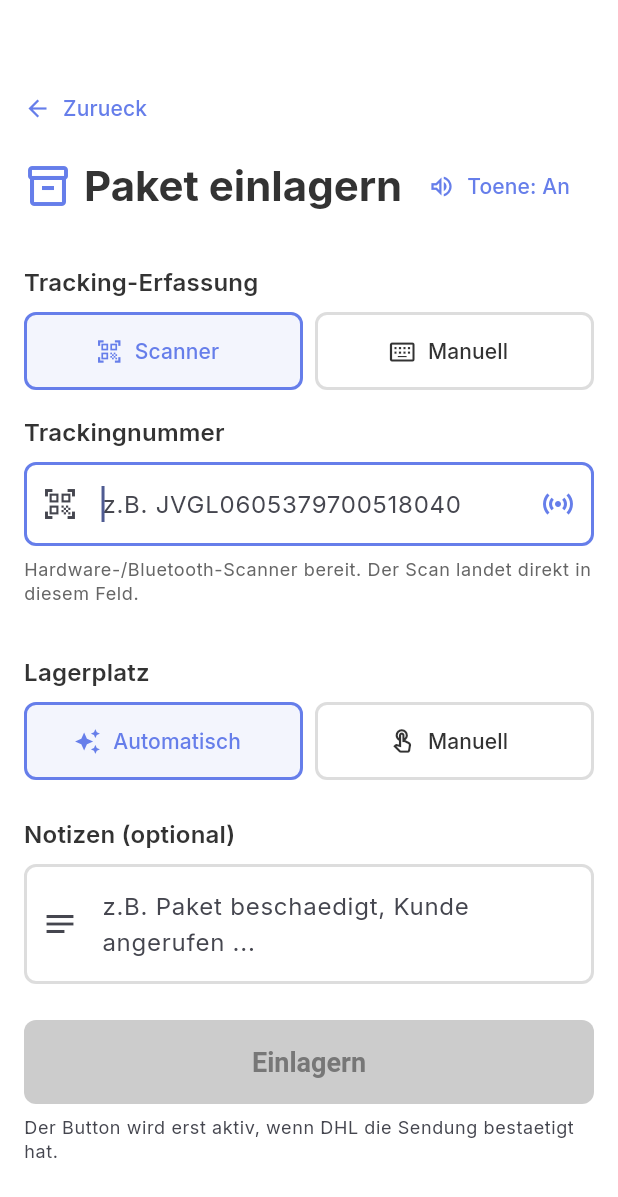
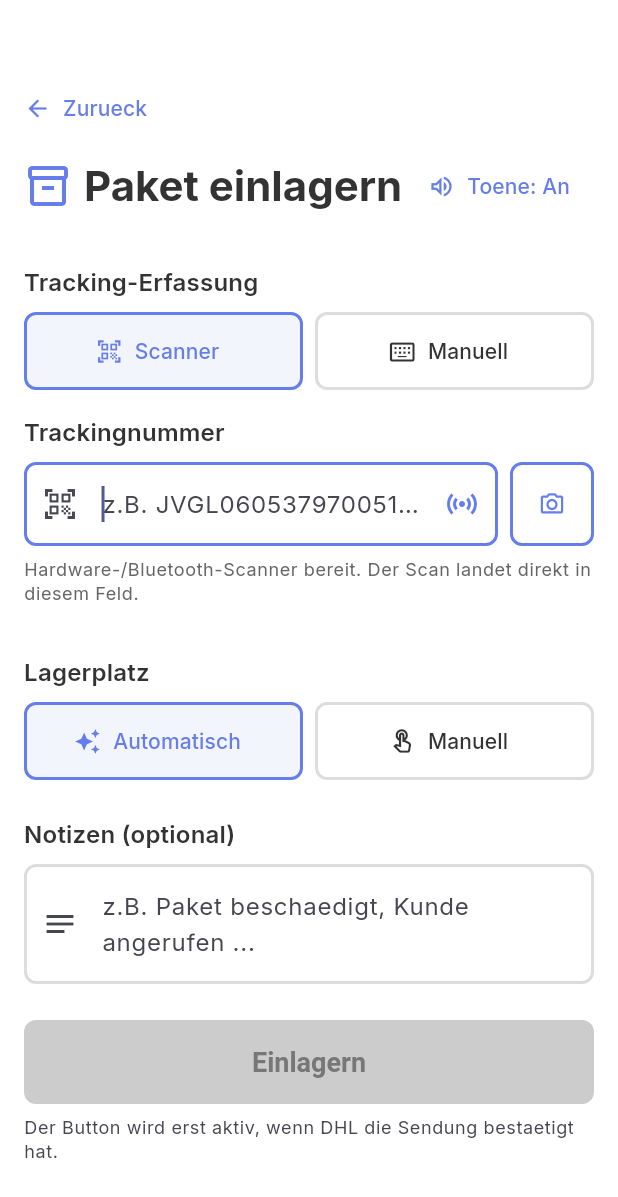
Before and after one commit to Abiess/storeBackend, a Flutter app: the DhlStoreParcelScreen screen opened directly with empty values, on a phone screen of 412 x 824 dp. Shown: the top 1197 px of the screen. Run offline on Flutter 3.47's test engine with Material 3 defaults, Android fonts, the phone set to English and light mode, and no system bars; our stand-ins replace flutter_secure_storage, image_picker; missing offline and left inert: mobile_scanner; accounts and stored records are empty.

Commit message:
Add camera scan to DHL storage

```diff
--- a/mobile-flutter-poc/lib/features/dhl/dhl_store_parcel_screen.dart
+++ b/mobile-flutter-poc/lib/features/dhl/dhl_store_parcel_screen.dart
@@ -11,6 +11,7 @@ import '../../services/dhl_scan_feedback_service.dart';
 import '../../services/dhl_service.dart';
 import '../../services/token_storage.dart';
 import '../../theme/markt_theme.dart';
+import '../../widgets/markt_barcode_camera_scanner.dart';
 
 /// Fachlicher Validierungszustand des Tracking-Codes gegen die DHL Tracking
 /// API - 1:1 dieselbe Zustandsmaschine wie im bestehenden Angular-Flow
@@ -52,6 +53,7 @@ class DhlStoreParcelScreen extends StatefulWidget {
     required this.storeId,
     this.dhlService,
     this.scanFeedback,
+    this.cameraScanner,
   });
 
   final int storeId;
@@ -60,6 +62,7 @@ class DhlStoreParcelScreen extends StatefulWidget {
   /// (analog zum bestehenden Injection-Muster in `DhlHomeScreen`).
   final DhlService? dhlService;
   final DhlScanFeedback? scanFeedback;
+  final BarcodeCameraScanLauncher? cameraScanner;
 
   @override
   State<DhlStoreParcelScreen> createState() => _DhlStoreParcelScreenState();
@@ -149,6 +152,22 @@ class _DhlStoreParcelScreenState extends State<DhlStoreParcelScreen> {
         SystemChannels.textInput.invokeMethod<void>('TextInput.hide');
       }
     });
+  }
+
+  Future<void> _scanWithCamera() async {
+    if (_submitting) return;
+    final launcher = widget.cameraScanner ?? showMarktBarcodeCameraScanner;
+    final scanned = await launcher(context);
+    if (!mounted) return;
+
+    final code = scanned?.trim();
+    if (code == null || code.isEmpty) return;
+
+    _trackingController.value = TextEditingValue(
+      text: code,
+      selection: TextSelection.collapsed(offset: code.length),
+    );
+    _onTrackingChanged(code);
   }
 
   Future<void> _setSlotMode(String mode) async {
@@ -454,7 +473,11 @@ class _DhlStoreParcelScreenState extends State<DhlStoreParcelScreen> {
           ),
         ),
         const SizedBox(height: MarktSpacing.sm),
-        TextField(
+        Row(
+          crossAxisAlignment: CrossAxisAlignment.start,
+          children: [
+            Expanded(
+              child: TextField(
                         key: const ValueKey('dhlStoreParcel.trackingField'),
                         controller: _trackingController,
                         focusNode: _focusNode,
@@ -477,6 +500,27 @@ class _DhlStoreParcelScreenState extends State<DhlStoreParcelScreen> {
                                 ),
                         ),
                         onChanged: _onTrackingChanged,
+              ),
+            ),
+            if (_trackingMode == 'scanner') ...[
+              const SizedBox(width: MarktSpacing.sm),
+              SizedBox(
+                width: 56,
+                height: 56,
+                child: OutlinedButton(
+                  key: const ValueKey('dhlStoreParcel.cameraButton'),
+                  onPressed: (_submitting) ? null : _scanWithCamera,
+                  style: OutlinedButton.styleFrom(
+                    padding: EdgeInsets.zero,
+                    foregroundColor: const Color(0xFF667EEA),
+                    side: const BorderSide(color: Color(0xFF667EEA), width: 2),
+                    shape: RoundedRectangleBorder(borderRadius: BorderRadius.circular(8)),
+                  ),
+                  child: const Icon(Icons.camera_alt_outlined),
+                ),
+              ),
+            ],
+          ],
         ),
         const SizedBox(height: MarktSpacing.sm),
         Text(
```
Lines whose indentation alone changed are shown as unchanged.
